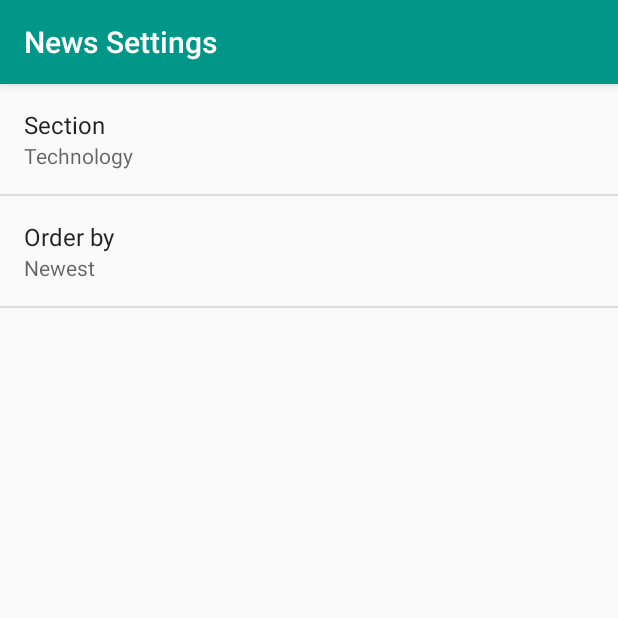
After one commit to HassanMihai/NewsApp, an Android app: the SettingsActivity screen opened directly, with no data from a screen before it, on a phone screen of 412 x 824 dp, the top half of it. The commit adds this screen. Run offline under Robolectric (Android 15) with nearby library versions, the phone set to English and light mode, and no system bars.

Commit message:
Newsapp stage2

```diff
--- a/app/src/main/java/com/example/android/newsapp/MainActivity.java
+++ b/app/src/main/java/com/example/android/newsapp/MainActivity.java
@@ -38,7 +38,7 @@ public class MainActivity extends AppCompatActivity implements LoaderCallbacks<L
     private static final String GUARDIAN_REQUEST_URL =
                 "https://content.guardianapis.com/search?section=";
 
-    private static final String GUARDIAN_API_KEY = "788582ee-c610-45a7-a451-c895a4cc35fd";
+    private static final String GUARDIAN_API_KEY = "test";
 
     private static final String GUARDIAN_SHOW_TAGS = "contributor";
 
--- a/app/src/main/java/com/example/android/newsapp/NewsAdapter.java
+++ b/app/src/main/java/com/example/android/newsapp/NewsAdapter.java
@@ -92,6 +92,7 @@ public class NewsAdapter extends ArrayAdapter<News> {
 
         if (newsTime != null) {
             // Display the time of the current News in that TextView
+            newsTime = newsTime.substring(0, newsTime.length() -3);
             timeView.setText(newsTime);
         } else {
             timeView.setVisibility(View.GONE);
--- /dev/null
+++ b/app/src/main/java/com/example/android/newsapp/SettingsActivity.java
@@ -0,0 +1,58 @@
+package com.example.android.newsapp;
+
+import android.content.SharedPreferences;
+import android.preference.ListPreference;
+import android.preference.Preference;
+import android.preference.PreferenceFragment;
+import android.preference.PreferenceManager;
+import android.support.v7.app.AppCompatActivity;
+import android.os.Bundle;
+
+public class SettingsActivity extends AppCompatActivity {
+
+    @Override
+    protected void onCreate(Bundle savedInstanceState) {
+        super.onCreate(savedInstanceState);
+        setContentView(R.layout.settings_activity);
+    }
+
+    public static class NewsPreferenceFragment extends PreferenceFragment
+            implements Preference.OnPreferenceChangeListener {
+
+        @Override
+        public void onCreate(Bundle savedInstanceState) {
+            super.onCreate(savedInstanceState);
+            addPreferencesFromResource(R.xml.settings_main);
+
+            Preference section = findPreference(getString(R.string.settings_section_key));
+            bindPreferenceSummaryToValue(section);
+
+            Preference orderBy = findPreference(getString(R.string.settings_order_by_key));
+            bindPreferenceSummaryToValue(orderBy);
+        }
+
+        @Override
+        public boolean onPreferenceChange(Preference preference, Object value) {
+            // The code in this method takes care of updating the displayed preference summary after it has been changed
+            String stringValue = value.toString();
+            if (preference instanceof ListPreference) {
+                ListPreference listPreference = (ListPreference) preference;
+                int prefIndex = listPreference.findIndexOfValue(stringValue);
+                if (prefIndex >= 0) {
+                    CharSequence[] labels = listPreference.getEntries();
+                    preference.setSummary(labels[prefIndex]);
+                }
+            } else {
+                preference.setSummary(stringValue);
+            }
+            return true;
+        }
+
+        private void bindPreferenceSummaryToValue(Preference preference) {
+            preference.setOnPreferenceChangeListener(this);
+            SharedPreferences preferences = PreferenceManager.getDefaultSharedPreferences(preference.getContext());
+            String preferenceString = preferences.getString(preference.getKey(), "");
+            onPreferenceChange(preference, preferenceString);
+        }
+    }
+}
--- /dev/null
+++ b/app/src/main/res/values/arrays.xml
@@ -0,0 +1,22 @@
+<?xml version="1.0" encoding="utf-8"?>
+<resources>
+    <string-array name="settings_sections_labels">
+        <item>@string/settings_section_by_technology_label</item>
+        <item>@string/settings_section_by_science_label</item>
+    </string-array>
+
+    <string-array name="settings_sections_values">
+        <item>@string/settings_section_by_technology_value</item>
+        <item>@string/settings_section_by_science_value</item>
+    </string-array>
+
+    <string-array name="settings_order_by_labels">
+        <item>@string/settings_order_by_newest_label</item>
+        <item>@string/settings_order_by_oldest_label</item>
+    </string-array>
+
+    <string-array name="settings_order_by_values">
+        <item>@string/settings_order_by_newest_value</item>
+        <item>@string/settings_order_by_oldest_value</item>
+    </string-array>
+</resources>
--- a/app/src/main/res/values/strings.xml
+++ b/app/src/main/res/values/strings.xml
@@ -6,4 +6,34 @@
 
     <!-- Error message when there is no internet connectivity [CHAR LIMIT=NONE] -->
     <string name="no_internet_connection">No internet connection.</string>
+
+    <string name="settings_menu_item">Settings</string>
+    <string name="settings_title">News Settings</string>
+
+    <!-- Strings For Section Preference [CHAR LIMIT=30] -->
+    <string name="settings_section_label">Section</string>
+    <string name="settings_section_key" translatable="false">section</string>
+    <string name="settings_section_default" translatable="false">@string/settings_section_by_technology_value</string>
+
+    <!-- Label for section technology option [CHAR LIMIT=20] -->
+    <string name="settings_section_by_technology_label">Technology</string>
+    <string name="settings_section_by_technology_value" translatable="false">technology</string>
+
+    <!-- Label for section science option [CHAR LIMIT=20] -->
+    <string name="settings_section_by_science_label">Science</string>
+    <string name="settings_section_by_science_value" translatable="false">science</string>
+
+    <!-- Strings For Order-By Preference [CHAR LIMIT=30] -->
+    <string name="settings_order_by_label">Order by</string>
+    <string name="settings_order_by_key" translatable="false">order_by</string>
+    <string name="settings_order_by_default" translatable="false">@string/settings_order_by_newest_value</string>
+
+    <!-- Label for section technology option [CHAR LIMIT=20] -->
+    <string name="settings_order_by_newest_label">Newest</string>
+    <string name="settings_order_by_newest_value" translatable="false">newest</string>
+
+    <!-- Label for section science option [CHAR LIMIT=20] -->
+    <string name="settings_order_by_oldest_label">Oldest</string>
+    <string name="settings_order_by_oldest_value" translatable="false">oldest</string>
+
 </resources>
--- /dev/null
+++ b/app/src/main/res/xml/settings_main.xml
@@ -0,0 +1,20 @@
+<?xml version="1.0" encoding="utf-8"?>
+<PreferenceScreen
+    xmlns:android="http://schemas.android.com/apk/res/android"
+    android:title="@string/settings_title">
+
+    <ListPreference
+        android:defaultValue="@string/settings_section_default"
+        android:entries="@array/settings_sections_labels"
+        android:entryValues="@array/settings_sections_values"
+        android:key="@string/settings_section_key"
+        android:title="@string/settings_section_label" />
+
+    <ListPreference
+        android:defaultValue="@string/settings_order_by_default"
+        android:entries="@array/settings_order_by_labels"
+        android:entryValues="@array/settings_order_by_values"
+        android:key="@string/settings_order_by_key"
+        android:title="@string/settings_order_by_label" />
+
+</PreferenceScreen>
```
Also changed, not shown: app/src/main/AndroidManifest.xml (+9 -1 lines), app/src/main/res/layout/settings_activity.xml (added, +9 -0 lines), app/src/main/res/menu/main.xml (added, +8 -0 lines).
